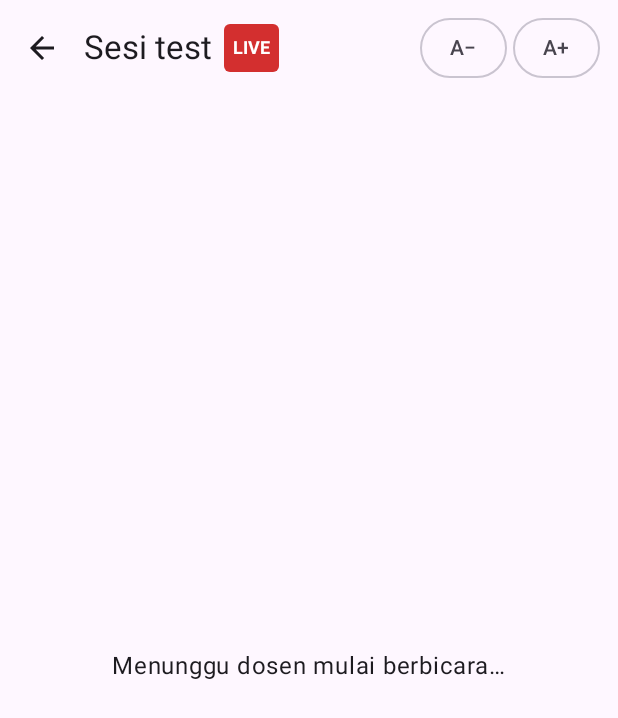
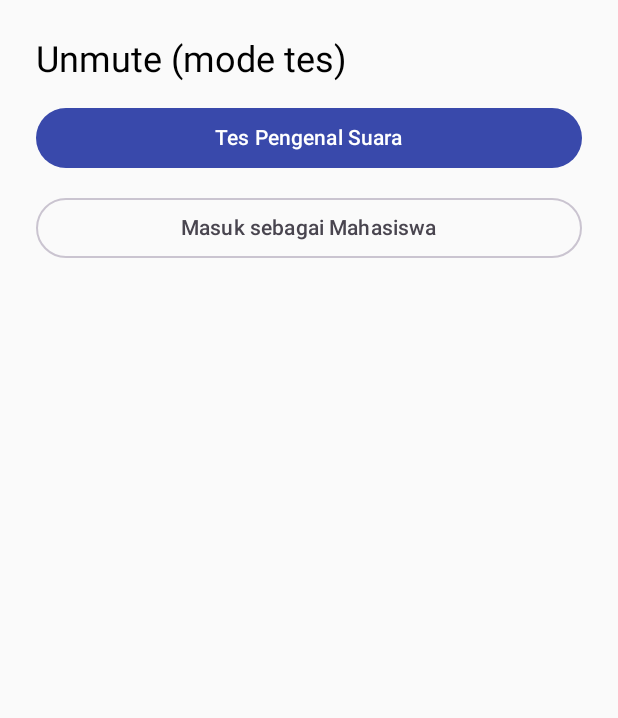
Before and after one commit to ccrepez/Unmute, an Android app built with Jetpack Compose: the screen it shows after launch (MainActivity), on a phone screen of 412 x 824 dp. Shown: the top 718 px of the screen. Run offline under Robolectric (Android 15) with nearby library versions, the phone set to English and light mode, and no system bars.

Commit message:
Add SpeechCaptioner and speech test screen

```diff
--- a/UnmuteApp/app/src/main/java/com/unmute/app/ui/navigation/UnmuteNavHost.kt
+++ b/UnmuteApp/app/src/main/java/com/unmute/app/ui/navigation/UnmuteNavHost.kt
@@ -1,13 +1,29 @@
 package com.unmute.app.ui.navigation
 
+import androidx.compose.foundation.layout.Arrangement
+import androidx.compose.foundation.layout.Column
+import androidx.compose.foundation.layout.fillMaxSize
+import androidx.compose.foundation.layout.fillMaxWidth
+import androidx.compose.foundation.layout.padding
+import androidx.compose.foundation.layout.safeDrawingPadding
+import androidx.compose.material3.Button
+import androidx.compose.material3.MaterialTheme
+import androidx.compose.material3.OutlinedButton
+import androidx.compose.material3.Text
 import androidx.compose.runtime.Composable
+import androidx.compose.ui.Modifier
+import androidx.compose.ui.unit.dp
 import androidx.navigation.compose.NavHost
 import androidx.navigation.compose.composable
 import androidx.navigation.compose.rememberNavController
 import androidx.navigation.toRoute
 import com.unmute.app.ui.caption.CaptionLiveScreen
 import com.unmute.app.ui.notes.LectureNotesScreen
+import com.unmute.app.ui.speechtest.SpeechTestScreen
 import kotlinx.serialization.Serializable
+
+@Serializable
+data object DevMenuRoute
 
 @Serializable
 data class CaptionLiveRoute(val sessionId: String)
@@ -15,10 +31,19 @@ data class CaptionLiveRoute(val sessionId: String)
 @Serializable
 data class LectureNotesRoute(val sessionId: String)
 
+@Serializable
+data object SpeechTestRoute
+
 @Composable
 fun UnmuteNavHost() {
     val navController = rememberNavController()
-    NavHost(navController = navController, startDestination = CaptionLiveRoute("test")) {
+    NavHost(navController = navController, startDestination = DevMenuRoute) {
+        composable<DevMenuRoute> {
+            DevMenuScreen(
+                onSpeechTest = { navController.navigate(SpeechTestRoute) },
+                onStudent = { navController.navigate(CaptionLiveRoute("test")) },
+            )
+        }
         composable<CaptionLiveRoute> { entry ->
             val route = entry.toRoute<CaptionLiveRoute>()
             CaptionLiveScreen(
@@ -38,5 +63,23 @@ fun UnmuteNavHost() {
                 onBack = { navController.popBackStack() },
             )
         }
+        composable<SpeechTestRoute> {
+            SpeechTestScreen(onBack = { navController.popBackStack() })
+        }
     }
 }
+
+@Composable
+private fun DevMenuScreen(onSpeechTest: () -> Unit, onStudent: () -> Unit) {
+    Column(
+        Modifier
+            .fillMaxSize()
+            .safeDrawingPadding()
+            .padding(24.dp),
+        verticalArrangement = Arrangement.spacedBy(12.dp),
+    ) {
+        Text("Unmute (mode tes)", style = MaterialTheme.typography.headlineSmall)
+        Button(onClick = onSpeechTest, modifier = Modifier.fillMaxWidth()) { Text("Tes Pengenal Suara") }
+        OutlinedButton(onClick = onStudent, modifier = Modifier.fillMaxWidth()) { Text("Masuk sebagai Mahasiswa") }
+    }
+}
```
Also changed, not shown: UnmuteApp/app/src/main/AndroidManifest.xml (+7 -0 lines), UnmuteApp/app/src/main/java/com/unmute/app/speech/SpeechCaptioner.kt (added, +104 -0 lines), UnmuteApp/app/src/main/java/com/unmute/app/ui/speechtest/SpeechTestScreen.kt (added, +153 -0 lines).
